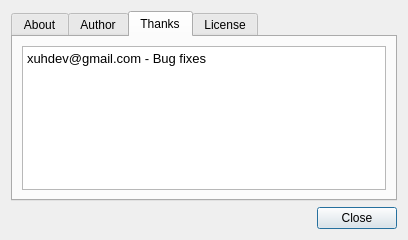
Old version of the form src/ui/about.ui in the repository anilFree/seascope.
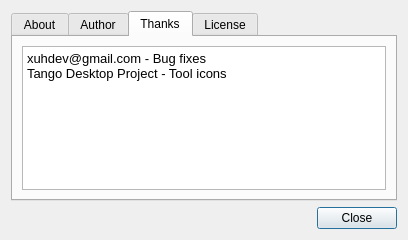
New version of the form. The open tabs and pages were chosen to show the change.

Diff of the .ui file:
```diff
--- a/src/ui/about.ui
+++ b/src/ui/about.ui
@@ -159,6 +159,7 @@
 p, li { white-space: pre-wrap; }
 &lt;/style&gt;&lt;/head&gt;&lt;body style=&quot; font-family:'Sans Serif'; font-size:8pt; font-weight:400; font-style:normal;&quot;&gt;
 &lt;p style=&quot; margin-top:0px; margin-bottom:0px; margin-left:0px; margin-right:0px; -qt-block-indent:0; text-indent:0px;&quot;&gt;&lt;span style=&quot; font-family:'Sans'; font-size:10pt;&quot;&gt;xuhdev@gmail.com - Bug fixes&lt;/span&gt;&lt;/p&gt;
+&lt;p style=&quot; margin-top:0px; margin-bottom:0px; margin-left:0px; margin-right:0px; -qt-block-indent:0; text-indent:0px;&quot;&gt;&lt;span style=&quot; font-family:'Sans'; font-size:10pt;&quot;&gt;Tango Desktop Project - Tool icons&lt;/span&gt;&lt;/p&gt;
 &lt;p style=&quot;-qt-paragraph-type:empty; margin-top:0px; margin-bottom:0px; margin-left:0px; margin-right:0px; -qt-block-indent:0; text-indent:0px; font-family:'Sans'; font-size:10pt;&quot;&gt;&lt;/p&gt;&lt;/body&gt;&lt;/html&gt;</string>
          </property>
         </widget>
```
